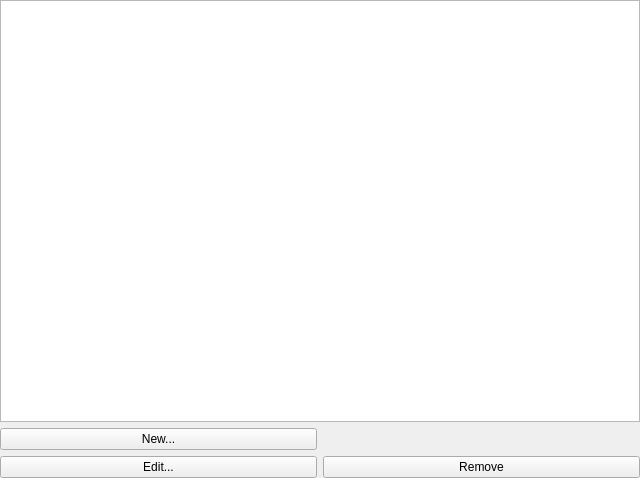
gkunter/coquery, file coquery/gui/ui/groupWidget.ui: the form before one commit.
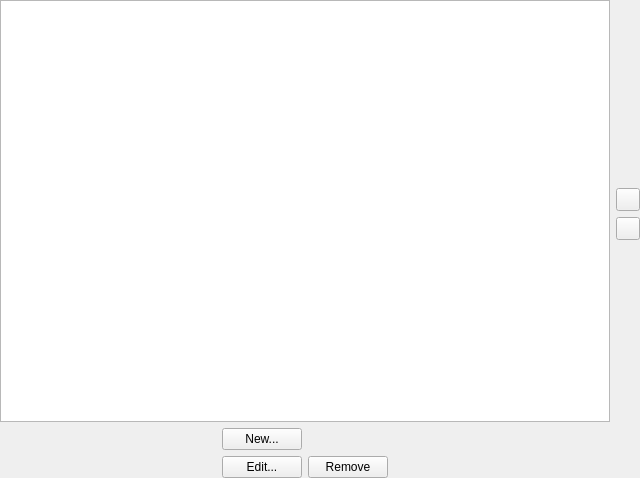
The form after the commit.

Commit message: Make groups movable

What changed in the file:
```diff
--- a/coquery/gui/ui/groupWidget.ui
+++ b/coquery/gui/ui/groupWidget.ui
@@ -13,11 +13,11 @@
   <property name="windowTitle">
    <string>Form</string>
   </property>
-  <layout class="QVBoxLayout" name="verticalLayout" stretch="1,0">
+  <layout class="QGridLayout" name="gridLayout" rowstretch="1,0,0,1,0,0" columnstretch="1,0,0,1,0">
    <property name="margin">
     <number>0</number>
    </property>
-   <item>
+   <item row="0" column="0" rowspan="4" colspan="4">
     <widget class="QTreeWidget" name="tree_groups">
      <property name="sizePolicy">
       <sizepolicy hsizetype="Preferred" vsizetype="Preferred">
@@ -44,30 +44,104 @@
      </column>
     </widget>
    </item>
-   <item>
-    <layout class="QGridLayout" name="gridLayout">
-     <item row="0" column="1">
+   <item row="0" column="4">
+    <spacer name="verticalSpacer">
+     <property name="orientation">
+      <enum>Qt::Vertical</enum>
+     </property>
+     <property name="sizeHint" stdset="0">
+      <size>
+       <width>20</width>
+       <height>166</height>
+      </size>
+     </property>
+    </spacer>
+   </item>
+   <item row="1" column="4">
+    <widget class="QToolButton" name="button_group_up">
+     <property name="sizePolicy">
+      <sizepolicy hsizetype="Minimum" vsizetype="Fixed">
+       <horstretch>0</horstretch>
+       <verstretch>0</verstretch>
+      </sizepolicy>
+     </property>
+     <property name="text">
+      <string/>
+     </property>
+    </widget>
+   </item>
+   <item row="2" column="4">
+    <widget class="QToolButton" name="button_group_down">
+     <property name="sizePolicy">
+      <sizepolicy hsizetype="Minimum" vsizetype="Fixed">
+       <horstretch>0</horstretch>
+       <verstretch>0</verstretch>
+      </sizepolicy>
+     </property>
+     <property name="text">
+      <string/>
+     </property>
+    </widget>
+   </item>
+   <item row="3" column="4">
+    <spacer name="verticalSpacer_2">
+     <property name="orientation">
+      <enum>Qt::Vertical</enum>
+     </property>
+     <property name="sizeHint" stdset="0">
+      <size>
+       <width>20</width>
+       <height>166</height>
+      </size>
+     </property>
+    </spacer>
+   </item>
+   <item row="4" column="0" rowspan="2">
+    <spacer name="horizontalSpacer">
+     <property name="orientation">
+      <enum>Qt::Horizontal</enum>
+     </property>
+     <property name="sizeHint" stdset="0">
+      <size>
+       <width>211</width>
+       <height>20</height>
+      </size>
+     </property>
+    </spacer>
+   </item>
+   <item row="4" column="1">
       <widget class="QPushButton" name="button_add_group">
        <property name="text">
         <string>New...</string>
        </property>
       </widget>
      </item>
-     <item row="1" column="2">
-      <widget class="QPushButton" name="button_remove_group">
-       <property name="text">
-        <string>Remove</string>
-       </property>
-      </widget>
-     </item>
-     <item row="1" column="1">
+   <item row="4" column="3" rowspan="2">
+    <spacer name="horizontalSpacer_2">
+     <property name="orientation">
+      <enum>Qt::Horizontal</enum>
+     </property>
+     <property name="sizeHint" stdset="0">
+      <size>
+       <width>211</width>
+       <height>20</height>
+      </size>
+     </property>
+    </spacer>
+   </item>
+   <item row="5" column="1">
       <widget class="QPushButton" name="button_edit_group">
        <property name="text">
         <string>Edit...</string>
        </property>
       </widget>
      </item>
-    </layout>
+   <item row="5" column="2">
+    <widget class="QPushButton" name="button_remove_group">
+     <property name="text">
+      <string>Remove</string>
+     </property>
+    </widget>
    </item>
   </layout>
  </widget>
```
Lines whose indentation alone changed are shown as unchanged. The commit also changes 2 other files.
